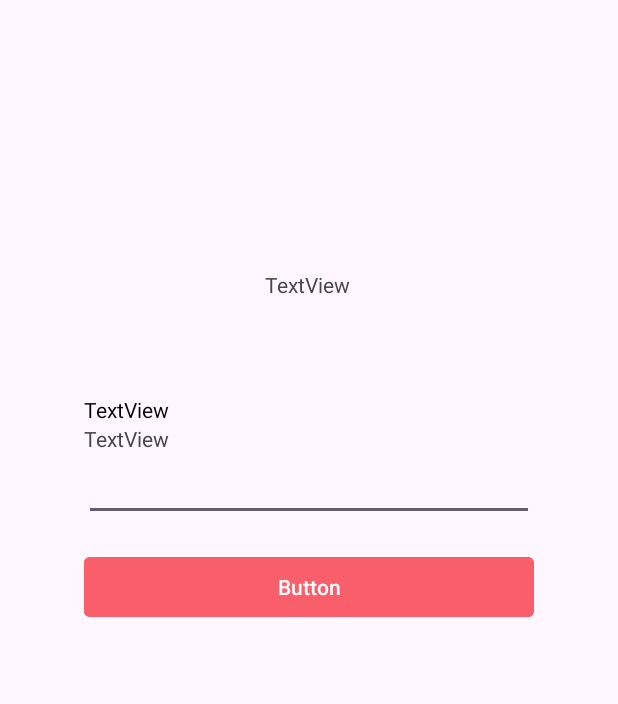
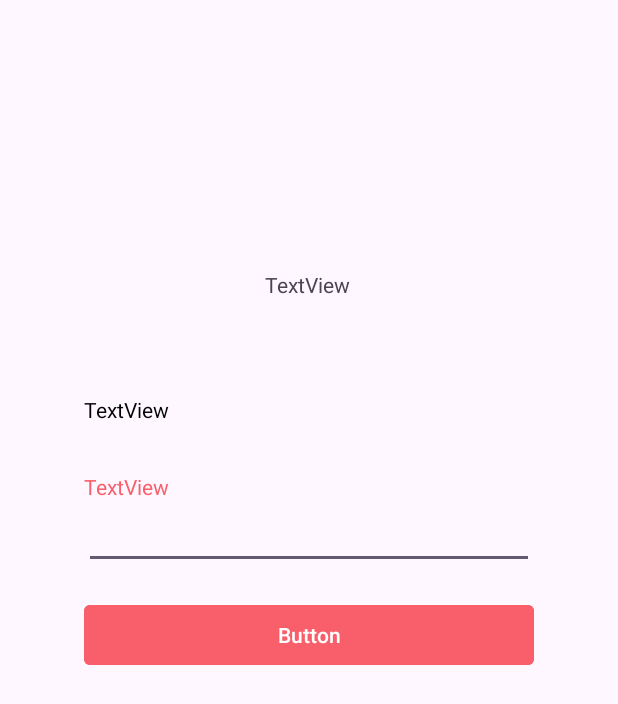
Before and after one commit to nigroborgin/semester-work-androidapp-gasola, an Android app: the LoginActivity screen opened directly, with no data from a screen before it, on a phone screen of 412 x 824 dp. Shown: the top 704 px of the screen. Run offline under Robolectric (Android 15) with nearby library versions, the phone set to English and light mode, and no system bars.

Commit message:
refactor: Login Activity

```diff
--- a/app/src/main/java/ru/marsu/gasola/LoginActivity.kt
+++ b/app/src/main/java/ru/marsu/gasola/LoginActivity.kt
@@ -1,20 +1,17 @@
 package ru.marsu.gasola
 
 import android.os.Bundle
-import androidx.activity.enableEdgeToEdge
 import androidx.appcompat.app.AppCompatActivity
-import androidx.core.view.ViewCompat
-import androidx.core.view.WindowInsetsCompat
+import ru.marsu.gasola.databinding.ActivityLoginBinding
 
 class LoginActivity : AppCompatActivity() {
+
+    lateinit var binding: ActivityLoginBinding
+
     override fun onCreate(savedInstanceState: Bundle?) {
         super.onCreate(savedInstanceState)
-        enableEdgeToEdge()
-        setContentView(R.layout.activity_login)
-        ViewCompat.setOnApplyWindowInsetsListener(findViewById(R.id.main)) { v, insets ->
-            val systemBars = insets.getInsets(WindowInsetsCompat.Type.systemBars())
-            v.setPadding(systemBars.left, systemBars.top, systemBars.right, systemBars.bottom)
-            insets
-        }
+        binding = ActivityLoginBinding.inflate(layoutInflater)
+        setContentView(binding.root)
     }
+
 }
--- a/app/src/main/res/layout/activity_login.xml
+++ b/app/src/main/res/layout/activity_login.xml
@@ -62,6 +62,7 @@
             android:id="@+id/clLoginSmsCode"
             android:layout_width="match_parent"
             android:layout_height="match_parent"
+            android:layout_marginTop="32dp"
             app:layout_constraintEnd_toEndOf="parent"
             app:layout_constraintStart_toStartOf="parent"
             app:layout_constraintTop_toBottomOf="@id/tvLogin">
@@ -71,6 +72,7 @@
                 android:layout_width="wrap_content"
                 android:layout_height="wrap_content"
                 android:text="TextView"
+                android:textColor="@color/default_pink"
                 app:layout_constraintStart_toStartOf="parent"
                 app:layout_constraintTop_toTopOf="parent"
                 tools:text="Пароль из СМС" />
```
